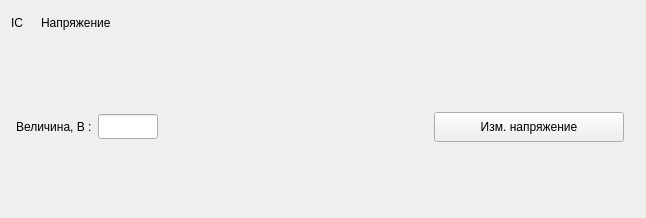
Above: RSCAN_DOSE/src/widgets/widgetvoltage.ui from niitfa/RSCAN_DOSE_GUI before the change. Below: the same form after it.
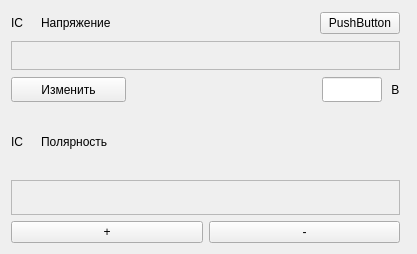
That is the form after the change. Custom widgets are drawn as their Qt base class.

Patch:
```diff
--- a/RSCAN_DOSE/src/widgets/widgetvoltage.ui
+++ b/RSCAN_DOSE/src/widgets/widgetvoltage.ui
@@ -6,8 +6,8 @@
    <rect>
     <x>0</x>
     <y>0</y>
-    <width>646</width>
-    <height>218</height>
+    <width>417</width>
+    <height>254</height>
    </rect>
   </property>
   <property name="windowTitle">
@@ -60,6 +60,26 @@
          </property>
         </spacer>
        </item>
+       <item>
+        <spacer name="horizontalSpacer">
+         <property name="orientation">
+          <enum>Qt::Horizontal</enum>
+         </property>
+         <property name="sizeHint" stdset="0">
+          <size>
+           <width>40</width>
+           <height>20</height>
+          </size>
+         </property>
+        </spacer>
+       </item>
+       <item>
+        <widget class="Switch" name="switch_hvEnable">
+         <property name="text">
+          <string>PushButton</string>
+         </property>
+        </widget>
+       </item>
       </layout>
      </item>
      <item>
@@ -82,33 +102,48 @@
        </item>
        <item>
         <layout class="QHBoxLayout" name="horizontalLayout_borderValue">
-         <item>
-          <spacer name="horizontalSpacer_5">
-           <property name="orientation">
-            <enum>Qt::Horizontal</enum>
-           </property>
-           <property name="sizeType">
-            <enum>QSizePolicy::Fixed</enum>
-           </property>
-           <property name="sizeHint" stdset="0">
-            <size>
-             <width>5</width>
-             <height>20</height>
-            </size>
-           </property>
-          </spacer>
-         </item>
          <item>
           <layout class="QVBoxLayout" name="verticalLayout_2">
            <item>
             <layout class="QHBoxLayout" name="horizontalLayout_2">
              <item>
-              <widget class="QLabel" name="label_value">
+              <widget class="QPushButton" name="pushButton_changeVoltage">
+               <property name="sizePolicy">
+                <sizepolicy hsizetype="Minimum" vsizetype="Fixed">
+                 <horstretch>0</horstretch>
+                 <verstretch>25</verstretch>
+                </sizepolicy>
+               </property>
+               <property name="minimumSize">
+                <size>
+                 <width>115</width>
+                 <height>25</height>
+                </size>
+               </property>
+               <property name="maximumSize">
+                <size>
+                 <width>115</width>
+                 <height>25</height>
+                </size>
+               </property>
                <property name="text">
-                <string>Величина, B :</string>
+                <string>Изменить</string>
                </property>
               </widget>
              </item>
+             <item>
+              <spacer name="horizontalSpacer_2">
+               <property name="orientation">
+                <enum>Qt::Horizontal</enum>
+               </property>
+               <property name="sizeHint" stdset="0">
+                <size>
+                 <width>40</width>
+                 <height>20</height>
+                </size>
+               </property>
+              </spacer>
+             </item>
              <item>
               <widget class="QLineEdit" name="lineEdit_voltageInput">
                <property name="sizePolicy">
@@ -135,56 +170,9 @@
               </widget>
              </item>
              <item>
-              <spacer name="horizontalSpacer_2">
-               <property name="orientation">
-                <enum>Qt::Horizontal</enum>
-               </property>
-               <property name="sizeHint" stdset="0">
-                <size>
-                 <width>40</width>
-                 <height>20</height>
-                </size>
-               </property>
-              </spacer>
-             </item>
-             <item>
-              <spacer name="verticalSpacer_3">
-               <property name="orientation">
-                <enum>Qt::Vertical</enum>
-               </property>
-               <property name="sizeType">
-                <enum>QSizePolicy::Expanding</enum>
-               </property>
-               <property name="sizeHint" stdset="0">
-                <size>
-                 <width>20</width>
-                 <height>30</height>
-                </size>
-               </property>
-              </spacer>
-             </item>
-             <item>
-              <widget class="QPushButton" name="pushButton_changeVoltage">
-               <property name="sizePolicy">
-                <sizepolicy hsizetype="Minimum" vsizetype="Fixed">
-                 <horstretch>0</horstretch>
-                 <verstretch>30</verstretch>
-                </sizepolicy>
-               </property>
-               <property name="minimumSize">
-                <size>
-                 <width>190</width>
-                 <height>30</height>
-                </size>
-               </property>
-               <property name="maximumSize">
-                <size>
-                 <width>190</width>
-                 <height>30</height>
-                </size>
-               </property>
+              <widget class="QLabel" name="label_value">
                <property name="text">
-                <string>Изм. напряжение</string>
+                <string> B</string>
                </property>
               </widget>
              </item>
@@ -192,21 +180,84 @@
            </item>
           </layout>
          </item>
+        </layout>
+       </item>
+      </layout>
+     </item>
+     <item>
+      <layout class="QHBoxLayout" name="horizontalLayout_3">
+       <item>
+        <widget class="QLabel" name="label_polarityIcon">
+         <property name="sizePolicy">
+          <sizepolicy hsizetype="Fixed" vsizetype="Fixed">
+           <horstretch>24</horstretch>
+           <verstretch>24</verstretch>
+          </sizepolicy>
+         </property>
+         <property name="minimumSize">
+          <size>
+           <width>24</width>
+           <height>24</height>
+          </size>
+         </property>
+         <property name="text">
+          <string>IC</string>
+         </property>
+        </widget>
+       </item>
+       <item>
+        <widget class="QLabel" name="label_polarityText">
+         <property name="text">
+          <string>Полярность</string>
+         </property>
+        </widget>
+       </item>
+       <item>
+        <spacer name="horizontalSpacer_3">
+         <property name="orientation">
+          <enum>Qt::Horizontal</enum>
+         </property>
+         <property name="sizeHint" stdset="0">
+          <size>
+           <width>40</width>
+           <height>20</height>
+          </size>
+         </property>
+        </spacer>
+       </item>
+      </layout>
+     </item>
+     <item>
+      <layout class="QVBoxLayout" name="verticalLayout_5">
+       <item>
+        <widget class="QFrame" name="frame_borderPolarity">
+         <property name="frameShape">
+          <enum>QFrame::StyledPanel</enum>
+         </property>
+         <property name="frameShadow">
+          <enum>QFrame::Raised</enum>
+         </property>
+        </widget>
+       </item>
+       <item>
+        <layout class="QHBoxLayout" name="horizontalLayout_borderPolarity">
          <item>
-          <spacer name="horizontalSpacer_4">
-           <property name="orientation">
-            <enum>Qt::Horizontal</enum>
-           </property>
-           <property name="sizeType">
-            <enum>QSizePolicy::Fixed</enum>
-           </property>
-           <property name="sizeHint" stdset="0">
-            <size>
-             <width>5</width>
-             <height>20</height>
-            </size>
-           </property>
-          </spacer>
+          <layout class="QHBoxLayout" name="horizontalLayout_5">
+           <item>
+            <widget class="QPushButton" name="pushButton_plus">
+             <property name="text">
+              <string>+</string>
+             </property>
+            </widget>
+           </item>
+           <item>
+            <widget class="QPushButton" name="pushButton_minus">
+             <property name="text">
+              <string>-</string>
+             </property>
+            </widget>
+           </item>
+          </layout>
          </item>
         </layout>
        </item>
@@ -226,6 +277,13 @@
    </item>
   </layout>
  </widget>
+ <customwidgets>
+  <customwidget>
+   <class>Switch</class>
+   <extends>QPushButton</extends>
+   <header>switch.h</header>
+  </customwidget>
+ </customwidgets>
  <resources/>
  <connections/>
 </ui>
```
